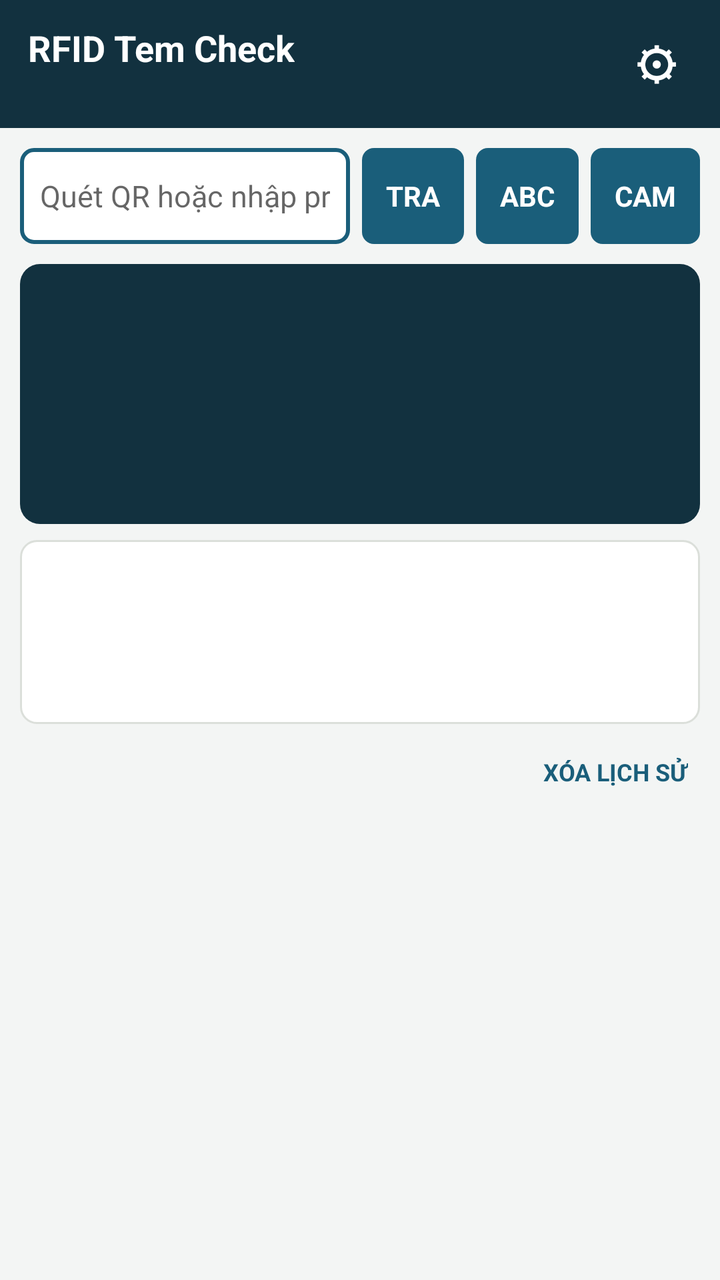
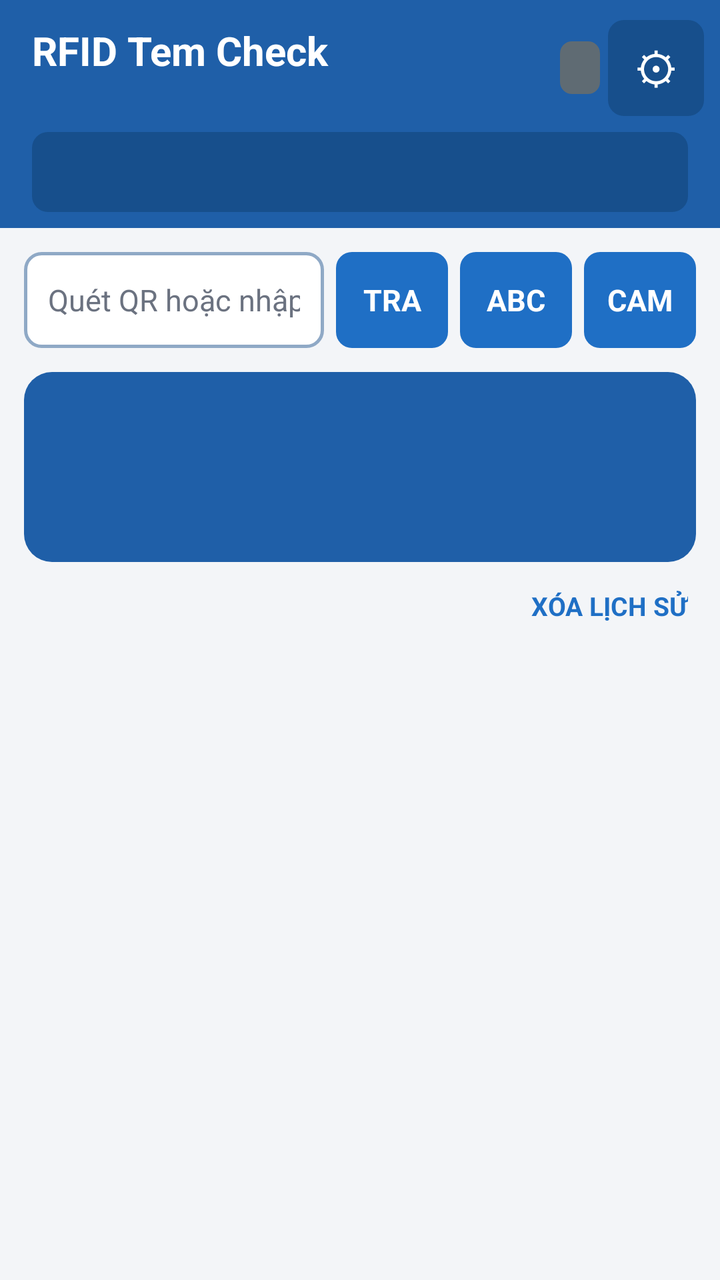

The first picture is an Android layout as it rendered before a commit; the second is the same layout after the commit. The layout source and the unified diff follow.
<!-- AndroidManifest.xml: application theme AppTheme -->
<!-- res/layout/activity_main.xml -->
<?xml version="1.0" encoding="utf-8"?>
<LinearLayout xmlns:android="http://schemas.android.com/apk/res/android"
    android:layout_width="match_parent"
    android:layout_height="match_parent"
    android:background="@color/ground"
    android:orientation="vertical">

    <LinearLayout
        android:layout_width="match_parent"
        android:layout_height="wrap_content"
        android:background="@color/bar"
        android:gravity="center_vertical"
        android:orientation="horizontal"
        android:paddingBottom="8dp"
        android:paddingLeft="14dp"
        android:paddingRight="8dp"
        android:paddingTop="8dp">

        <LinearLayout
            android:layout_width="0dp"
            android:layout_height="wrap_content"
            android:layout_weight="1"
            android:orientation="vertical">

            <TextView
                android:layout_width="wrap_content"
                android:layout_height="wrap_content"
                android:text="@string/app_name"
                android:textColor="#FFFFFF"
                android:textSize="18sp"
                android:textStyle="bold" />

            <TextView
                android:id="@+id/data_info"
                android:layout_width="wrap_content"
                android:layout_height="wrap_content"
                android:singleLine="true"
                android:ellipsize="end"
                android:textColor="#B8C9D0"
                android:textSize="12sp" />
        </LinearLayout>

        <TextView
            android:id="@+id/mode_badge"
            android:layout_width="wrap_content"
            android:layout_height="wrap_content"
            android:paddingBottom="3dp"
            android:paddingLeft="7dp"
            android:paddingRight="7dp"
            android:paddingTop="3dp"
            android:textColor="#FFFFFF"
            android:textSize="11sp"
            android:textStyle="bold" />

        <TextView
            android:id="@+id/btn_settings"
            style="@style/TopButton"
            android:background="@android:color/transparent"
            android:text="⚙"
            android:textSize="22sp" />
    </LinearLayout>

    <LinearLayout
        android:layout_width="match_parent"
        android:layout_height="wrap_content"
        android:gravity="center_vertical"
        android:orientation="horizontal"
        android:paddingLeft="10dp"
        android:paddingRight="10dp"
        android:paddingTop="10dp">

        <EditText
            android:id="@+id/input"
            android:layout_width="0dp"
            android:layout_height="48dp"
            android:layout_weight="1"
            android:background="@drawable/bg_input"
            android:hint="Quét QR hoặc nhập product ID"
            android:imeOptions="actionGo|flagNoExtractUi"
            android:inputType="textNoSuggestions|textVisiblePassword"
            android:paddingLeft="10dp"
            android:paddingRight="10dp"
            android:singleLine="true"
            android:textSize="15sp" />

        <TextView
            android:id="@+id/btn_go"
            style="@style/TopButton"
            android:text="TRA" />

        <TextView
            android:id="@+id/btn_keyboard"
            style="@style/TopButton"
            android:text="ABC" />

        <TextView
            android:id="@+id/btn_camera"
            style="@style/TopButton"
            android:text="CAM" />
    </LinearLayout>

    <LinearLayout
        android:id="@+id/result_card"
        android:layout_width="match_parent"
        android:layout_height="wrap_content"
        android:layout_marginLeft="10dp"
        android:layout_marginRight="10dp"
        android:layout_marginTop="10dp"
        android:background="@drawable/bg_card"
        android:gravity="center"
        android:minHeight="130dp"
        android:orientation="vertical"
        android:padding="14dp">

        <TextView
            android:id="@+id/result_tag"
            android:layout_width="match_parent"
            android:layout_height="wrap_content"
            android:gravity="center"
            android:textColor="#FFFFFF"
            android:textSize="40sp"
            android:textStyle="bold" />

        <TextView
            android:id="@+id/result_sub"
            android:layout_width="match_parent"
            android:layout_height="wrap_content"
            android:layout_marginTop="4dp"
            android:gravity="center"
            android:textColor="#E6FFFFFF"
            android:textSize="15sp" />
    </LinearLayout>

    <LinearLayout
        android:layout_width="match_parent"
        android:layout_height="wrap_content"
        android:layout_marginLeft="10dp"
        android:layout_marginRight="10dp"
        android:layout_marginTop="8dp"
        android:background="@drawable/bg_panel"
        android:orientation="vertical"
        android:padding="10dp">

        <TextView
            android:id="@+id/product_name"
            android:layout_width="match_parent"
            android:layout_height="wrap_content"
            android:textColor="@color/ink"
            android:textSize="16sp"
            android:textStyle="bold" />

        <TextView
            android:id="@+id/product_meta"
            android:layout_width="match_parent"
            android:layout_height="wrap_content"
            android:textColor="@color/ink_soft"
            android:textSize="13sp" />

        <TextView
            android:id="@+id/code_meta"
            android:layout_width="match_parent"
            android:layout_height="wrap_content"
            android:fontFamily="monospace"
            android:textColor="@color/ink_soft"
            android:textSize="12sp" />

        <TextView
            android:id="@+id/source_meta"
            android:layout_width="match_parent"
            android:layout_height="wrap_content"
            android:textColor="@color/ink_faint"
            android:textSize="12sp" />

        <TextView
            android:id="@+id/warn_text"
            android:layout_width="match_parent"
            android:layout_height="wrap_content"
            android:layout_marginTop="4dp"
            android:textColor="@color/warn"
            android:textSize="13sp"
            android:visibility="gone" />
    </LinearLayout>

    <LinearLayout
        android:layout_width="match_parent"
        android:layout_height="wrap_content"
        android:gravity="center_vertical"
        android:orientation="horizontal"
        android:paddingLeft="12dp"
        android:paddingRight="6dp"
        android:paddingTop="6dp">

        <TextView
            android:id="@+id/counters"
            android:layout_width="0dp"
            android:layout_height="wrap_content"
            android:layout_weight="1"
            android:textColor="@color/ink_soft"
            android:textSize="12sp"
            android:textStyle="bold" />

        <TextView
            android:id="@+id/btn_clear"
            android:layout_width="wrap_content"
            android:layout_height="36dp"
            android:gravity="center"
            android:paddingLeft="10dp"
            android:paddingRight="10dp"
            android:text="XÓA LỊCH SỬ"
            android:textColor="#1A5E7A"
            android:textSize="12sp"
            android:textStyle="bold" />
    </LinearLayout>

    <ListView
        android:id="@+id/history"
        android:layout_width="match_parent"
        android:layout_height="0dp"
        android:layout_weight="1"
        android:divider="#DBDFDA"
        android:dividerHeight="1dp"
        android:focusable="false" />
</LinearLayout>
<!-- resources referenced by this layout -->
<resources>
  <color name="bar">#12313F</color>
  <color name="ground">#F3F5F4</color>
  <color name="ink">#131C22</color>
  <color name="ink_faint">#75858D</color>
  <color name="ink_soft">#4A5A63</color>
  <color name="warn">#B36A12</color>
  <!-- drawable bg_card (drawable) -->
  <?xml version="1.0" encoding="utf-8"?>
  <shape xmlns:android="http://schemas.android.com/apk/res/android" android:shape="rectangle">
      <solid android:color="#12313F" />
      <corners android:radius="10dp" />
  </shape>
  <!-- drawable bg_input (drawable) -->
  <?xml version="1.0" encoding="utf-8"?>
  <shape xmlns:android="http://schemas.android.com/apk/res/android" android:shape="rectangle">
      <solid android:color="#FFFFFF" />
      <stroke android:width="2dp" android:color="#1A5E7A" />
      <corners android:radius="6dp" />
  </shape>
  <!-- drawable bg_panel (drawable) -->
  <?xml version="1.0" encoding="utf-8"?>
  <shape xmlns:android="http://schemas.android.com/apk/res/android" android:shape="rectangle">
      <solid android:color="#FFFFFF" />
      <stroke android:width="1dp" android:color="#DBDFDA" />
      <corners android:radius="8dp" />
  </shape>
  <style name="TopButton">
          <item name="android:layout_width">wrap_content</item>
          <item name="android:layout_height">48dp</item>
          <item name="android:minWidth">48dp</item>
          <item name="android:paddingLeft">12dp</item>
          <item name="android:paddingRight">12dp</item>
          <item name="android:gravity">center</item>
          <item name="android:textSize">14sp</item>
          <item name="android:textStyle">bold</item>
          <item name="android:background">@drawable/bg_button</item>
          <item name="android:textColor">#FFFFFF</item>
          <item name="android:layout_marginLeft">6dp</item>
      </style>
  <style name="AppTheme" parent="android:Theme.Material.Light.NoActionBar">
          <item name="android:colorPrimary">#12313F</item>
          <item name="android:colorPrimaryDark">#0B222D</item>
          <item name="android:colorAccent">#1A5E7A</item>
          <item name="android:windowBackground">@color/ground</item>
      </style>
  <!-- drawable bg_button (drawable) -->
  <?xml version="1.0" encoding="utf-8"?>
  <selector xmlns:android="http://schemas.android.com/apk/res/android">
      <item android:state_pressed="true">
          <shape android:shape="rectangle"><solid android:color="#0B222D" /><corners android:radius="6dp" /></shape>
      </item>
      <item>
          <shape android:shape="rectangle"><solid android:color="#1A5E7A" /><corners android:radius="6dp" /></shape>
      </item>
  </selector>
  <!-- unchanged entries left out for length: 1 -->
</resources>

<!-- the commit's change to res/layout/activity_main.xml (unified diff, before → after) -->
@@ -5,69 +5,98 @@
     android:background="@color/ground"
     android:orientation="vertical">
 
+    
     <LinearLayout
         android:layout_width="match_parent"
         android:layout_height="wrap_content"
         android:background="@color/bar"
+        android:orientation="vertical"
+        android:paddingBottom="8dp"
+        android:paddingLeft="16dp"
+        android:paddingRight="8dp"
+        android:paddingTop="10dp">
+
+        <LinearLayout
+            android:layout_width="match_parent"
+            android:layout_height="wrap_content"
+            android:gravity="center_vertical"
+            android:orientation="horizontal">
+
+            <LinearLayout
+                android:layout_width="0dp"
+                android:layout_height="wrap_content"
+                android:layout_weight="1"
+                android:orientation="vertical">
+
+                <TextView
+                    android:layout_width="wrap_content"
+                    android:layout_height="wrap_content"
+                    android:text="@string/app_name"
+                    android:textColor="#FFFFFF"
+                    android:textSize="20sp"
+                    android:textStyle="bold" />
+
+                <TextView
+                    android:id="@+id/data_info"
+                    android:layout_width="wrap_content"
+                    android:layout_height="wrap_content"
+                    android:ellipsize="end"
+                    android:singleLine="true"
+                    android:textColor="@color/bar_text_soft"
+                    android:textSize="12.5sp" />
+            </LinearLayout>
+
+            <TextView
+                android:id="@+id/mode_badge"
+                android:layout_width="wrap_content"
+                android:layout_height="wrap_content"
+                android:background="@drawable/bg_chip"
+                android:paddingBottom="5dp"
+                android:paddingLeft="10dp"
+                android:paddingRight="10dp"
+                android:paddingTop="5dp"
+                android:textColor="#FFFFFF"
+                android:textSize="12sp"
+                android:textStyle="bold" />
+
+            <TextView
+                android:id="@+id/btn_settings"
+                android:layout_width="48dp"
+                android:layout_height="48dp"
+                android:layout_marginLeft="4dp"
+                android:background="@drawable/bg_store"
+                android:contentDescription="Cài đặt"
+                android:gravity="center"
+                android:text="⚙"
+                android:textColor="#FFFFFF"
+                android:textSize="22sp" />
+        </LinearLayout>
+
+        <TextView
+            android:id="@+id/store_bar"
+            android:layout_width="match_parent"
+            android:layout_height="wrap_content"
+            android:layout_marginRight="8dp"
+            android:layout_marginTop="8dp"
+            android:background="@drawable/bg_store"
+            android:ellipsize="end"
+            android:gravity="center_vertical"
+            android:minHeight="40dp"
+            android:paddingLeft="12dp"
+            android:paddingRight="12dp"
+            android:singleLine="true"
+            android:textColor="#FFFFFF"
+            android:textSize="14sp" />
+    </LinearLayout>
+
+    <LinearLayout
+        android:layout_width="match_parent"
+        android:layout_height="wrap_content"
         android:gravity="center_vertical"
         android:orientation="horizontal"
-        android:paddingBottom="8dp"
-        android:paddingLeft="14dp"
-        android:paddingRight="8dp"
-        android:paddingTop="8dp">
-
-        <LinearLayout
-            android:layout_width="0dp"
-            android:layout_height="wrap_content"
-            android:layout_weight="1"
-            android:orientation="vertical">
-
-            <TextView
-                android:layout_width="wrap_content"
-                android:layout_height="wrap_content"
-                android:text="@string/app_name"
-                android:textColor="#FFFFFF"
-                android:textSize="18sp"
-                android:textStyle="bold" />
-
-            <TextView
-                android:id="@+id/data_info"
-                android:layout_width="wrap_content"
-                android:layout_height="wrap_content"
-                android:singleLine="true"
-                android:ellipsize="end"
-                android:textColor="#B8C9D0"
-                android:textSize="12sp" />
-        </LinearLayout>
-
-        <TextView
-            android:id="@+id/mode_badge"
-            android:layout_width="wrap_content"
-            android:layout_height="wrap_content"
-            android:paddingBottom="3dp"
-            android:paddingLeft="7dp"
-            android:paddingRight="7dp"
-            android:paddingTop="3dp"
-            android:textColor="#FFFFFF"
-            android:textSize="11sp"
-            android:textStyle="bold" />
-
-        <TextView
-            android:id="@+id/btn_settings"
-            style="@style/TopButton"
-            android:background="@android:color/transparent"
-            android:text="⚙"
-            android:textSize="22sp" />
-    </LinearLayout>
-
-    <LinearLayout
-        android:layout_width="match_parent"
-        android:layout_height="wrap_content"
-        android:gravity="center_vertical"
-        android:orientation="horizontal"
-        android:paddingLeft="10dp"
-        android:paddingRight="10dp"
-        android:paddingTop="10dp">
+        android:paddingLeft="12dp"
+        android:paddingRight="12dp"
+        android:paddingTop="12dp">
 
         <EditText
             android:id="@+id/input"
@@ -75,12 +104,14 @@
             android:layout_height="48dp"
             android:layout_weight="1"
             android:background="@drawable/bg_input"
-            android:hint="Quét QR hoặc nhập product ID"
+            android:hint="Quét QR hoặc nhập mã"
             android:imeOptions="actionGo|flagNoExtractUi"
             android:inputType="textNoSuggestions|textVisiblePassword"
-            android:paddingLeft="10dp"
-            android:paddingRight="10dp"
+            android:paddingLeft="12dp"
+            android:paddingRight="12dp"
             android:singleLine="true"
+            android:textColor="#111827"
+            android:textColorHint="@color/ink_faint"
             android:textSize="15sp" />
 
         <TextView
@@ -99,18 +130,22 @@
             android:text="CAM" />
     </LinearLayout>
 
+    
     <LinearLayout
         android:id="@+id/result_card"
         android:layout_width="match_parent"
         android:layout_height="wrap_content"
-        android:layout_marginLeft="10dp"
-        android:layout_marginRight="10dp"
-        android:layout_marginTop="10dp"
+        android:layout_marginLeft="12dp"
+        android:layout_marginRight="12dp"
+        android:layout_marginTop="12dp"
         android:background="@drawable/bg_card"
         android:gravity="center"
-        android:minHeight="130dp"
+        android:minHeight="92dp"
         android:orientation="vertical"
-        android:padding="14dp">
+        android:paddingBottom="14dp"
+        android:paddingLeft="14dp"
+        android:paddingRight="14dp"
+        android:paddingTop="14dp">
 
         <TextView
             android:id="@+id/result_tag"
@@ -118,7 +153,7 @@
             android:layout_height="wrap_content"
             android:gravity="center"
             android:textColor="#FFFFFF"
-            android:textSize="40sp"
+            android:textSize="30sp"
             android:textStyle="bold" />
 
         <TextView
@@ -127,68 +162,103 @@
             android:layout_height="wrap_content"
             android:layout_marginTop="4dp"
             android:gravity="center"
-            android:textColor="#E6FFFFFF"
-            android:textSize="15sp" />
-    </LinearLayout>
-
-    <LinearLayout
-        android:layout_width="match_parent"
-        android:layout_height="wrap_content"
-        android:layout_marginLeft="10dp"
-        android:layout_marginRight="10dp"
-        android:layout_marginTop="8dp"
-        android:background="@drawable/bg_panel"
+            android:textColor="#F2FFFFFF"
+            android:textSize="17sp"
+            android:textStyle="bold" />
+    </LinearLayout>
+
+    
+    <LinearLayout
+        android:id="@+id/product_panel"
+        android:layout_width="match_parent"
+        android:layout_height="wrap_content"
+        android:layout_marginLeft="12dp"
+        android:layout_marginRight="12dp"
+        android:layout_marginTop="10dp"
+        android:background="@drawable/bg_row"
         android:orientation="vertical"
-        android:padding="10dp">
+        android:padding="12dp"
+        android:visibility="gone">
 
         <TextView
             android:id="@+id/product_name"
             android:layout_width="match_parent"
             android:layout_height="wrap_content"
+            android:ellipsize="end"
+            android:maxLines="2"
             android:textColor="@color/ink"
-            android:textSize="16sp"
+            android:textSize="16.5sp"
             android:textStyle="bold" />
 
         <TextView
             android:id="@+id/product_meta"
             android:layout_width="match_parent"
             android:layout_height="wrap_content"
+            android:layout_marginTop="4dp"
             android:textColor="@color/ink_soft"
-            android:textSize="13sp" />
+            android:textSize="14sp" />
 
         <TextView
             android:id="@+id/code_meta"
             android:layout_width="match_parent"
             android:layout_height="wrap_content"
+            android:ellipsize="end"
             android:fontFamily="monospace"
+            android:singleLine="true"
             android:textColor="@color/ink_soft"
-            android:textSize="12sp" />
+            android:textSize="13.5sp" />
+
+        <TextView
+            android:id="@+id/stock_meta"
+            android:layout_width="match_parent"
+            android:layout_height="wrap_content"
+            android:layout_marginTop="4dp"
+            android:textColor="@color/ink"
+            android:textSize="15sp"
+            android:textStyle="bold" />
 
         <TextView
             android:id="@+id/source_meta"
             android:layout_width="match_parent"
             android:layout_height="wrap_content"
+            android:layout_marginTop="2dp"
             android:textColor="@color/ink_faint"
-            android:textSize="12sp" />
+            android:textSize="12.5sp" />
 
         <TextView
             android:id="@+id/warn_text"
             android:layout_width="match_parent"
             android:layout_height="wrap_content"
-            android:layout_marginTop="4dp"
+            android:layout_marginTop="6dp"
+            android:background="@drawable/bg_warn"
+            android:paddingBottom="6dp"
+            android:paddingLeft="10dp"
+            android:paddingRight="10dp"
+            android:paddingTop="6dp"
             android:textColor="@color/warn"
             android:textSize="13sp"
             android:visibility="gone" />
+
+        <TextView
+            android:id="@+id/more_hint"
+            android:layout_width="match_parent"
+            android:layout_height="wrap_content"
+            android:layout_marginTop="6dp"
+            android:gravity="right"
+            android:text="Chạm để xem ảnh và tồn kho ›"
+            android:textColor="@color/accent"
+            android:textSize="13sp"
+            android:textStyle="bold" />
     </LinearLayout>
 
     <LinearLayout
         android:layout_width="match_parent"
         android:layout_height="wrap_content"
         android:gravity="center_vertical"
+        android:minHeight="44dp"
         android:orientation="horizontal"
-        android:paddingLeft="12dp"
-        android:paddingRight="6dp"
-        android:paddingTop="6dp">
+        android:paddingLeft="14dp"
+        android:paddingRight="6dp">
 
         <TextView
             android:id="@+id/counters"
@@ -196,19 +266,20 @@
             android:layout_height="wrap_content"
             android:layout_weight="1"
             android:textColor="@color/ink_soft"
-            android:textSize="12sp"
+            android:textSize="13.5sp"
             android:textStyle="bold" />
 
         <TextView
             android:id="@+id/btn_clear"
             android:layout_width="wrap_content"
-            android:layout_height="36dp"
+            android:layout_height="44dp"
+            android:background="@drawable/bg_button_ghost"
             android:gravity="center"
             android:paddingLeft="10dp"
             android:paddingRight="10dp"
             android:text="XÓA LỊCH SỬ"
-            android:textColor="#1A5E7A"
-            android:textSize="12sp"
+            android:textColor="@color/accent"
+            android:textSize="13sp"
             android:textStyle="bold" />
     </LinearLayout>
 
@@ -217,7 +288,12 @@
         android:layout_width="match_parent"
         android:layout_height="0dp"
         android:layout_weight="1"
-        android:divider="#DBDFDA"
-        android:dividerHeight="1dp"
-        android:focusable="false" />
+        android:clipToPadding="false"
+        android:divider="@android:color/transparent"
+        android:dividerHeight="8dp"
+        android:focusable="false"
+        android:listSelector="@android:color/transparent"
+        android:paddingBottom="12dp"
+        android:paddingLeft="12dp"
+        android:paddingRight="12dp" />
 </LinearLayout>
<!-- resource entries referenced after the edit -->
@@ -1,58 +1,104 @@
 <!-- resources referenced by this layout -->
 <resources>
-  <color name="bar">#12313F</color>
-  <color name="ground">#F3F5F4</color>
-  <color name="ink">#131C22</color>
-  <color name="ink_faint">#75858D</color>
-  <color name="ink_soft">#4A5A63</color>
-  <color name="warn">#B36A12</color>
+  <color name="accent">#1F6FC5</color>
+  <color name="bar">#1F5FA8</color>
+  <color name="bar_text_soft">#DCE7F4</color>
+  <color name="ground">#F3F5F8</color>
+  <color name="ink">#1F2937</color>
+  <color name="ink_faint">#6B7280</color>
+  <color name="ink_soft">#4B5563</color>
+  <color name="warn">#B45309</color>
+  <!-- drawable bg_button_ghost (drawable) -->
+  <?xml version="1.0" encoding="utf-8"?>
+  <selector xmlns:android="http://schemas.android.com/apk/res/android">
+      <item android:state_pressed="true">
+          <shape android:shape="rectangle"><solid android:color="#E3EDF9" /><corners android:radius="8dp" /></shape>
+      </item>
+      <item>
+          <shape android:shape="rectangle"><solid android:color="#00000000" /><corners android:radius="8dp" /></shape>
+      </item>
+  </selector>
   <!-- drawable bg_card (drawable) -->
   <?xml version="1.0" encoding="utf-8"?>
   <shape xmlns:android="http://schemas.android.com/apk/res/android" android:shape="rectangle">
-      <solid android:color="#12313F" />
-      <corners android:radius="10dp" />
+      <solid android:color="#1F5FA8" />
+      <corners android:radius="14dp" />
+  </shape>
+  <!-- drawable bg_chip (drawable) -->
+  <?xml version="1.0" encoding="utf-8"?>
+  <shape xmlns:android="http://schemas.android.com/apk/res/android" android:shape="rectangle">
+      <solid android:color="#5F6B73" />
+      <corners android:radius="6dp" />
   </shape>
   <!-- drawable bg_input (drawable) -->
   <?xml version="1.0" encoding="utf-8"?>
   <shape xmlns:android="http://schemas.android.com/apk/res/android" android:shape="rectangle">
       <solid android:color="#FFFFFF" />
-      <stroke android:width="2dp" android:color="#1A5E7A" />
-      <corners android:radius="6dp" />
+      <stroke android:width="1.5dp" android:color="#8FA9C6" />
+      <corners android:radius="8dp" />
   </shape>
-  <!-- drawable bg_panel (drawable) -->
+  <!-- drawable bg_row (drawable) -->
+  <?xml version="1.0" encoding="utf-8"?>
+  <selector xmlns:android="http://schemas.android.com/apk/res/android">
+      <item android:state_pressed="true">
+          <shape android:shape="rectangle">
+              <solid android:color="#EAF1FA" />
+              <stroke android:width="1dp" android:color="#8FA9C6" />
+              <corners android:radius="10dp" />
+          </shape>
+      </item>
+      <item>
+          <shape android:shape="rectangle">
+              <solid android:color="#FFFFFF" />
+              <stroke android:width="1dp" android:color="#E3E8EF" />
+              <corners android:radius="10dp" />
+          </shape>
+      </item>
+  </selector>
+  <!-- drawable bg_store (drawable) -->
+  <?xml version="1.0" encoding="utf-8"?>
+  <selector xmlns:android="http://schemas.android.com/apk/res/android">
+      <item android:state_pressed="true">
+          <shape android:shape="rectangle"><solid android:color="#123F70" /><corners android:radius="8dp" /></shape>
+      </item>
+      <item>
+          <shape android:shape="rectangle"><solid android:color="#174F8C" /><corners android:radius="8dp" /></shape>
+      </item>
+  </selector>
+  <!-- drawable bg_warn (drawable) -->
   <?xml version="1.0" encoding="utf-8"?>
   <shape xmlns:android="http://schemas.android.com/apk/res/android" android:shape="rectangle">
-      <solid android:color="#FFFFFF" />
-      <stroke android:width="1dp" android:color="#DBDFDA" />
+      <solid android:color="#FFF7ED" />
+      <stroke android:width="1dp" android:color="#FCD9B6" />
       <corners android:radius="8dp" />
   </shape>
   <style name="TopButton">
           <item name="android:layout_width">wrap_content</item>
           <item name="android:layout_height">48dp</item>
-          <item name="android:minWidth">48dp</item>
-          <item name="android:paddingLeft">12dp</item>
-          <item name="android:paddingRight">12dp</item>
+          <item name="android:minWidth">56dp</item>
+          <item name="android:paddingLeft">10dp</item>
+          <item name="android:paddingRight">10dp</item>
           <item name="android:gravity">center</item>
-          <item name="android:textSize">14sp</item>
+          <item name="android:textSize">15sp</item>
           <item name="android:textStyle">bold</item>
           <item name="android:background">@drawable/bg_button</item>
           <item name="android:textColor">#FFFFFF</item>
           <item name="android:layout_marginLeft">6dp</item>
       </style>
   <style name="AppTheme" parent="android:Theme.Material.Light.NoActionBar">
-          <item name="android:colorPrimary">#12313F</item>
-          <item name="android:colorPrimaryDark">#0B222D</item>
-          <item name="android:colorAccent">#1A5E7A</item>
+          <item name="android:colorPrimary">#1F5FA8</item>
+          <item name="android:colorPrimaryDark">#174F8C</item>
+          <item name="android:colorAccent">#1F6FC5</item>
           <item name="android:windowBackground">@color/ground</item>
       </style>
   <!-- drawable bg_button (drawable) -->
   <?xml version="1.0" encoding="utf-8"?>
   <selector xmlns:android="http://schemas.android.com/apk/res/android">
       <item android:state_pressed="true">
-          <shape android:shape="rectangle"><solid android:color="#0B222D" /><corners android:radius="6dp" /></shape>
+          <shape android:shape="rectangle"><solid android:color="#174F8C" /><corners android:radius="8dp" /></shape>
       </item>
       <item>
-          <shape android:shape="rectangle"><solid android:color="#1A5E7A" /><corners android:radius="6dp" /></shape>
+          <shape android:shape="rectangle"><solid android:color="#1F6FC5" /><corners android:radius="8dp" /></shape>
       </item>
   </selector>
   <!-- unchanged entries left out for length: 1 -->
